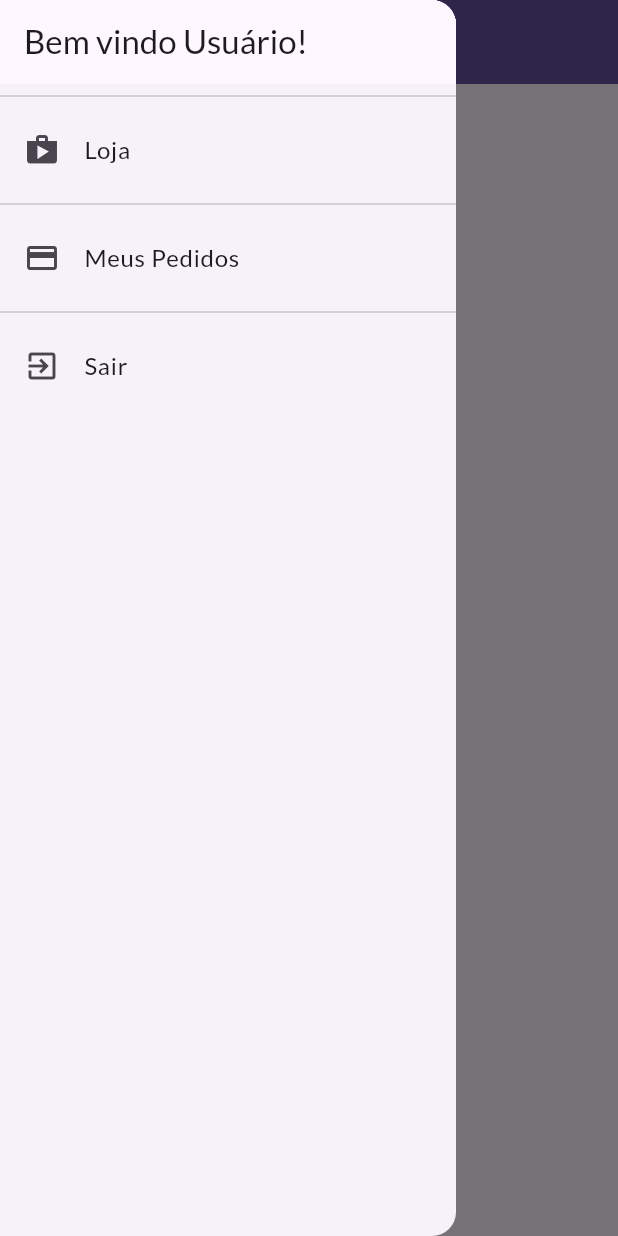
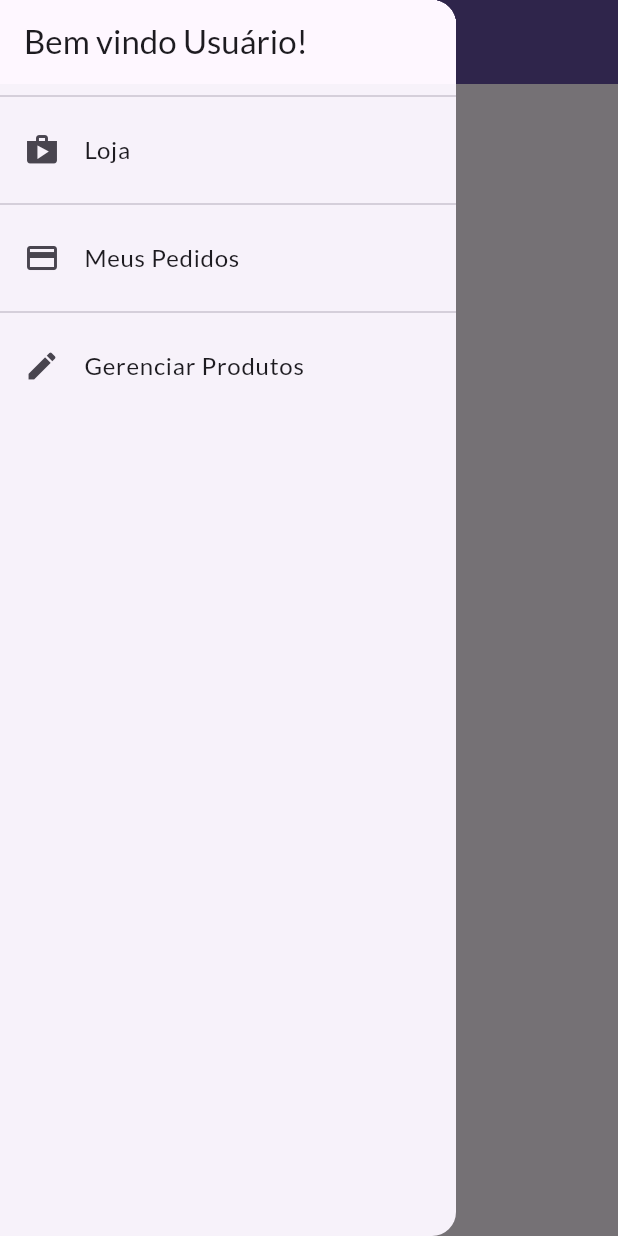
Before and after one commit to danilofreeire/minha-loja, a Flutter app: the OrdersView screen opened by its route, with the side drawer open, on a phone screen of 412 x 824 dp. Run offline on Flutter 3.47's test engine with Material 3 defaults, Android fonts, the phone set to English and light mode, and no system bars; network calls fail.

Commit message:
Componente Gerenciamento de Produto #01

```diff
--- a/lib/main.dart
+++ b/lib/main.dart
@@ -7,6 +7,7 @@ import 'package:minha_loja/views/cart_view.dart';
 import 'package:minha_loja/views/orders_view.dart';
 import 'package:minha_loja/views/prodcuts_overview_view.dart';
 import 'package:minha_loja/views/product_detail_view.dart';
+import 'package:minha_loja/views/products_view.dart';
 import 'package:provider/provider.dart';
 
 void main() {
@@ -37,6 +38,7 @@ class MyApp extends StatelessWidget {
           AppRoutes.PRODUCT_DETAIL: (ctx) => ProductDetailView(),
           AppRoutes.CART: (ctx) => CartView(),
           AppRoutes.ORDERS: (ctx) => OrdersView(),
+          AppRoutes.PRODCUTS: (ctx) => ProductsView(),
         },
         debugShowCheckedModeBanner: false,
       ),
--- a/lib/models/product_list.dart
+++ b/lib/models/product_list.dart
@@ -7,6 +7,10 @@ class ProductList with ChangeNotifier {
   List<Product> get items => [..._items];
   List<Product> get favoriteItems =>
       _items.where((product) => product.isFavorite).toList();
+
+  int get itemsCount {
+    return _items.length;
+  }
 
   void addProduct(Product product) {
     _items.add(product);
--- a/lib/utils/app_routes.dart
+++ b/lib/utils/app_routes.dart
@@ -3,4 +3,5 @@ class AppRoutes {
   static const PRODUCT_DETAIL = '/product-detail';
   static const CART = '/cart';
   static const ORDERS = '/orders';
+  static const PRODCUTS = '/products';
 }
--- a/lib/widgets/app_drawer.dart
+++ b/lib/widgets/app_drawer.dart
@@ -30,12 +30,13 @@ class AppDrawer extends StatelessWidget {
               Navigator.of(context).pushReplacementNamed(AppRoutes.ORDERS);
             },
           ),
+
           const Divider(),
           ListTile(
-            leading: const Icon(Icons.exit_to_app),
-            title: const Text('Sair'),
+            leading: const Icon(Icons.edit),
+            title: const Text('Gerenciar Produtos'),
             onTap: () {
-              Navigator.of(context).pop();
+              Navigator.of(context).pushReplacementNamed(AppRoutes.PRODCUTS);
             },
           ),
         ],
```
Also changed, not shown: lib/views/products_view.dart (added, +36 -0 lines).
